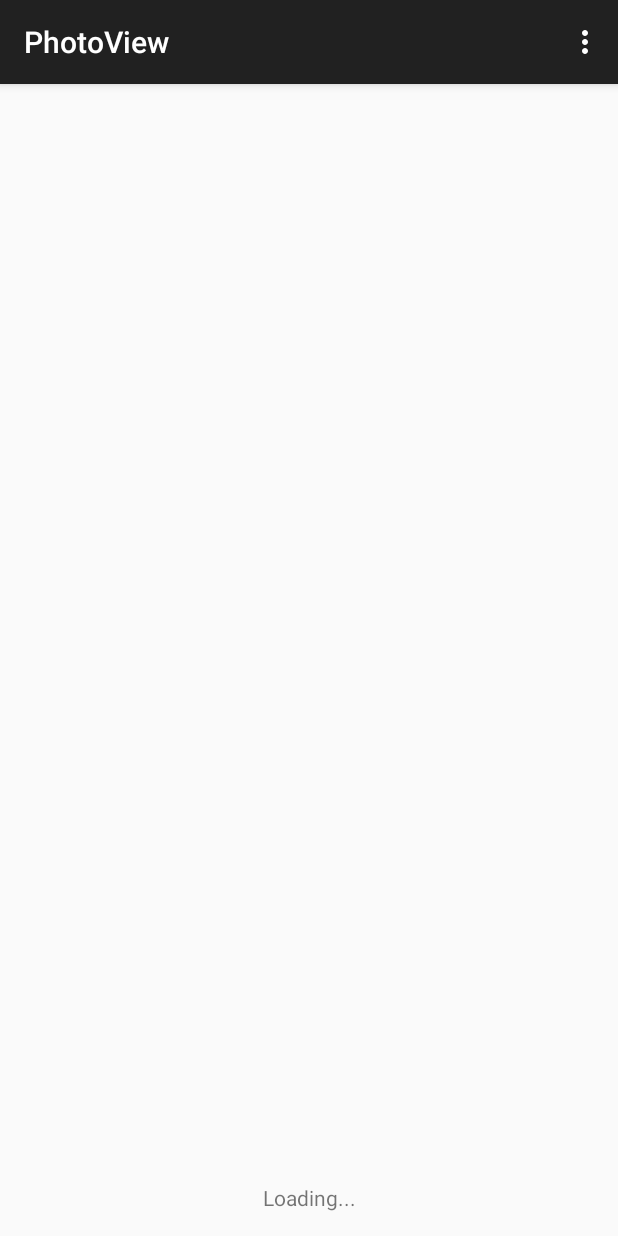
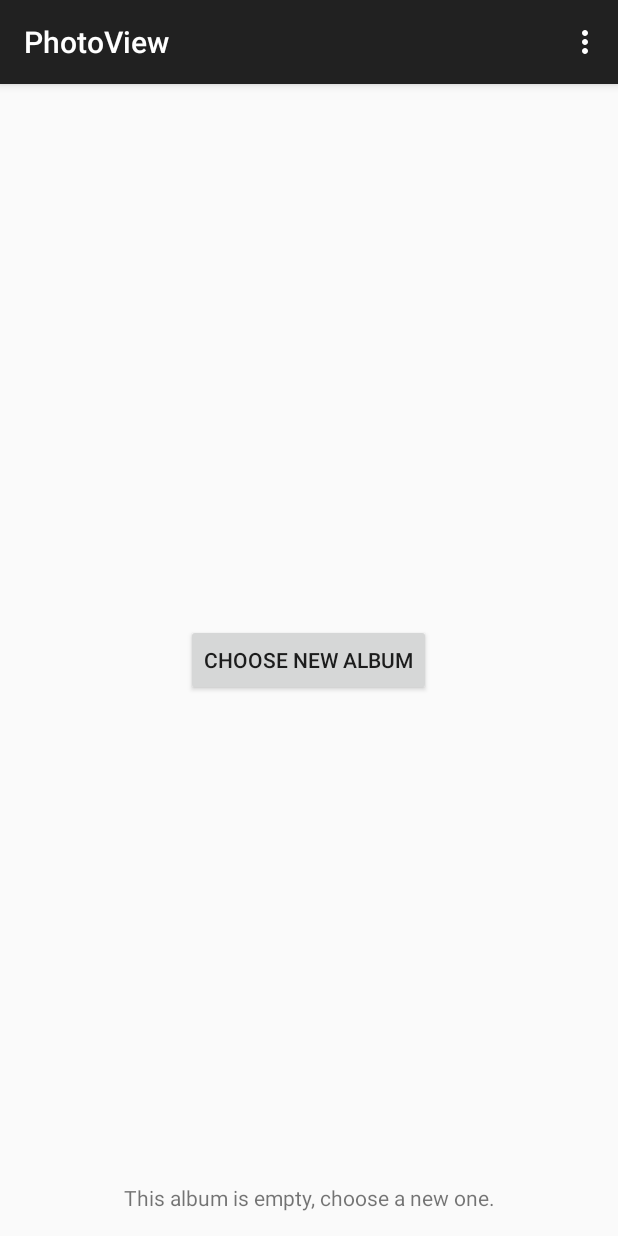
Before and after one commit to nicolasbrailo/TrippingSdCardPhotoManager, an Android app: the screen it shows after launch (PhotoView), after a tap on "USE DIRECTORY:", on a phone screen of 412 x 824 dp. Run offline under Robolectric (Android 15) with nearby library versions, the phone set to English and light mode, and no system bars.

Commit message:
Adding photo viewer activity

```diff
--- a/app/src/main/AndroidManifest.xml
+++ b/app/src/main/AndroidManifest.xml
@@ -1,6 +1,8 @@
 <?xml version="1.0" encoding="utf-8"?>
 <manifest xmlns:android="http://schemas.android.com/apk/res/android"
     package="com.nico.trippingsdcardphotomanager" >
+
+    <uses-permission android:name="android.permission.WRITE_EXTERNAL_STORAGE" />
 
     <application
         android:allowBackup="true"
--- /dev/null
+++ b/app/src/main/java/com/nico/trippingsdcardphotomanager/Model/Album.java
@@ -0,0 +1,47 @@
+package com.nico.trippingsdcardphotomanager.Model;
+
+import java.io.File;
+import java.util.ArrayList;
+import java.util.List;
+
+public class Album {
+    private final String path;
+    private List<String> picturePaths;
+
+    public Album(final String path) {
+        this.path = path;
+        this.picturePaths = readAlbumPictures(path);
+    }
+
+    public boolean isEmpty() {
+        return picturePaths.isEmpty();
+    }
+
+    private List<String> readAlbumPictures(final String path) {
+        File dp = new File(path);
+
+        // If the path doesn't exist just assume it's an empty album
+        if (!dp.exists()) {
+            return new ArrayList<>();
+        }
+
+        // If there are no files create an empty album
+        if (dp.listFiles() == null) {
+            return new ArrayList<>();
+        }
+
+        List<String> files = new ArrayList<>();
+        for (File fp : dp.listFiles()) {
+            if (!fp.isFile()) continue;
+            if (!isPicture(fp)) continue;
+            files.add(fp.getName());
+        }
+
+        return files;
+    }
+
+    private boolean isPicture(File fp) {
+        // TODO
+        return true;
+    }
+}
--- a/app/src/main/java/com/nico/trippingsdcardphotomanager/PhotoView.java
+++ b/app/src/main/java/com/nico/trippingsdcardphotomanager/PhotoView.java
@@ -1,20 +1,49 @@
 package com.nico.trippingsdcardphotomanager;
 
+import android.content.Intent;
 import android.support.v7.app.ActionBarActivity;
 import android.os.Bundle;
+import android.util.Log;
 import android.view.Menu;
 import android.view.MenuItem;
+import android.view.View;
+import android.widget.Button;
+import android.widget.TextView;
+
+import com.nico.trippingsdcardphotomanager.Model.Album;
 
 
 public class PhotoView extends ActionBarActivity {
     public static final String ACTIVITY_PARAM_SELECTED_PATH = "com.nico.trippingsdcardphotomanager.ALBUM_PATH";
 
+    Album album;
+
     @Override
     protected void onCreate(Bundle savedInstanceState) {
         super.onCreate(savedInstanceState);
         setContentView(R.layout.activity_photo_view);
+
+        String path = getIntent().getStringExtra(ACTIVITY_PARAM_SELECTED_PATH);
+        album = new Album(path);
+
+        if (album.isEmpty()) {
+            Log.i(PhotoView.class.getName(), "Received empty album " + path);
+            disablePhotoViewer();
+        } else {
+            Log.i(PhotoView.class.getName(), "Opening album " + path);
+
+            TextView status = (TextView) findViewById(R.id.wCurrentStatusText);
+            status.setText("Yaaay!");
+        }
     }
 
+    private void disablePhotoViewer() {
+        final Button newDir = (Button) findViewById(R.id.wEmptyAlbum_SelectNewDir);
+        newDir.setVisibility(View.VISIBLE);
+
+        TextView status = (TextView) findViewById(R.id.wCurrentStatusText);
+        status.setText(R.string.status_album_is_empty);
+    }
 
     @Override
     public boolean onCreateOptionsMenu(Menu menu) {
@@ -37,4 +66,8 @@ public class PhotoView extends ActionBarActivity {
 
         return super.onOptionsItemSelected(item);
     }
+
+    public void onSelectNewDir(View view) {
+        startActivity(new Intent(this, DirSelect.class));
+    }
 }
--- a/app/src/main/res/layout/activity_photo_view.xml
+++ b/app/src/main/res/layout/activity_photo_view.xml
@@ -19,7 +19,7 @@
 
     <TextView android:text="@string/loading" android:layout_width="wrap_content"
         android:layout_height="wrap_content"
-        android:id="@+id/wCurrentImageName"
+        android:id="@+id/wCurrentStatusText"
         android:layout_alignRight="@+id/wCurrentImage"
         android:layout_alignEnd="@+id/wCurrentImage"
         android:layout_alignParentBottom="true"
@@ -28,4 +28,14 @@
         android:layout_centerInParent="true"
         android:gravity="center_vertical|center_horizontal" />
 
+    <Button
+        android:layout_width="wrap_content"
+        android:layout_height="wrap_content"
+        android:text="@string/select_new_path"
+        android:id="@+id/wEmptyAlbum_SelectNewDir"
+        android:layout_centerVertical="true"
+        android:layout_centerHorizontal="true"
+        android:onClick="onSelectNewDir"
+        android:visibility="invisible" />
+
 </RelativeLayout>
--- a/app/src/main/res/values/strings.xml
+++ b/app/src/main/res/values/strings.xml
@@ -6,5 +6,7 @@
     <string name="loading">Loading...</string>
     <string name="action_settings">Settings</string>
     <string name="title_activity_photo_view">PhotoView</string>
+    <string name="select_new_path">Choose new album</string>
+    <string name="status_album_is_empty">This album is empty, choose a new one.</string>
 
 </resources>
```
